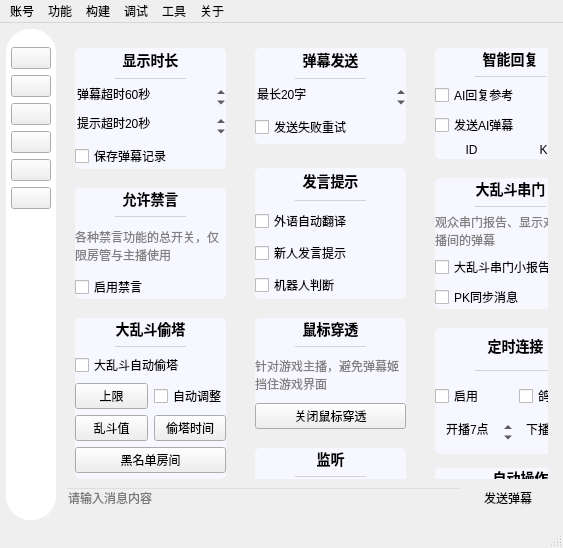
iwxyi/Bilibili-MagicalDanmaku, file mainwindow/mainwindow.ui: the form before one commit.
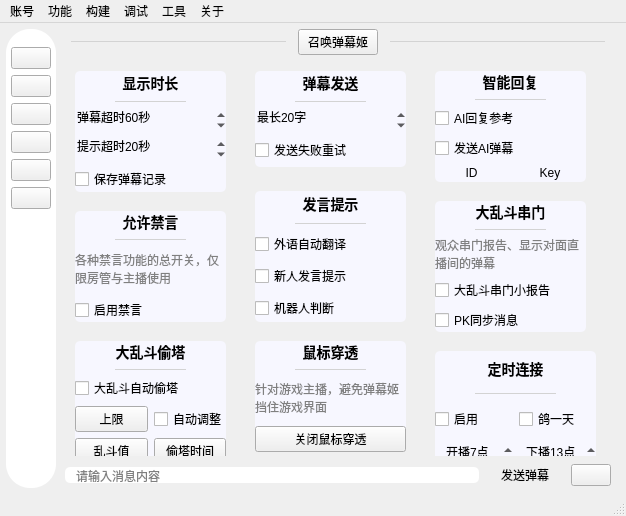
The form after the commit. The open tabs and pages were chosen to show the change. Icons and pictures are not drawn. Custom widgets are drawn as their Qt base class.

Commit message: 完善发送弹幕等界面细节

```diff
--- a/mainwindow/mainwindow.ui
+++ b/mainwindow/mainwindow.ui
@@ -6,8 +6,8 @@
    <rect>
     <x>0</x>
     <y>0</y>
-    <width>563</width>
-    <height>548</height>
+    <width>626</width>
+    <height>516</height>
    </rect>
   </property>
   <property name="windowTitle">
@@ -954,6 +954,72 @@
       </widget>
       <widget class="QWidget" name="danmakuPage">
        <layout class="QVBoxLayout" name="verticalLayout_5">
+        <property name="leftMargin">
+         <number>9</number>
+        </property>
+        <property name="topMargin">
+         <number>0</number>
+        </property>
+        <property name="rightMargin">
+         <number>9</number>
+        </property>
+        <property name="bottomMargin">
+         <number>0</number>
+        </property>
+        <item>
+         <layout class="QHBoxLayout" name="horizontalLayout_21" stretch="1,0,1">
+          <property name="topMargin">
+           <number>0</number>
+          </property>
+          <item>
+           <widget class="QWidget" name="widget" native="true">
+            <property name="minimumSize">
+             <size>
+              <width>0</width>
+              <height>1</height>
+             </size>
+            </property>
+            <property name="maximumSize">
+             <size>
+              <width>16777215</width>
+              <height>1</height>
+             </size>
+            </property>
+            <property name="styleSheet">
+             <string notr="true">background: lightgray;
+margin: 6px;</string>
+            </property>
+           </widget>
+          </item>
+          <item>
+           <widget class="WaterFloatButton" name="showLiveDanmakuWindowButton">
+            <property name="text">
+             <string>召唤弹幕姬</string>
+            </property>
+           </widget>
+          </item>
+          <item>
+           <widget class="QWidget" name="widget_2" native="true">
+            <property name="minimumSize">
+             <size>
+              <width>0</width>
+              <height>1</height>
+             </size>
+            </property>
+            <property name="maximumSize">
+             <size>
+              <width>16777215</width>
+              <height>1</height>
+             </size>
+            </property>
+            <property name="styleSheet">
+             <string notr="true">background: lightgray;
+margin: 6px;</string>
+            </property>
+           </widget>
+          </item>
+         </layout>
+        </item>
         <item>
          <widget class="WaterfallScrollArea" name="scrollArea">
           <property name="styleSheet">
@@ -971,8 +1037,8 @@
             <rect>
              <x>0</x>
              <y>0</y>
-             <width>495</width>
-             <height>446</height>
+             <width>558</width>
+             <height>400</height>
             </rect>
            </property>
            <property name="styleSheet">
@@ -2776,7 +2842,10 @@
             <property name="styleSheet">
              <string notr="true">QLineEdit
 {
-	background: transparent;
+	background: white;
+	border-radius: 5px;
+	padding-left: 9px;
+	padding-right: 9px;
 }</string>
             </property>
             <property name="placeholderText">
@@ -2794,6 +2863,17 @@
             </property>
            </widget>
           </item>
+          <item>
+           <widget class="InteractiveButtonBase" name="sendMsgMoreButton">
+            <property name="text">
+             <string/>
+            </property>
+            <property name="icon">
+             <iconset resource="../resources/resource.qrc">
+              <normaloff>:/icons/dotdotdot</normaloff>:/icons/dotdotdot</iconset>
+            </property>
+           </widget>
+          </item>
          </layout>
         </item>
        </layout>
@@ -5035,7 +5115,7 @@
     <rect>
      <x>0</x>
      <y>0</y>
-     <width>563</width>
+     <width>626</width>
      <height>21</height>
     </rect>
    </property>
```
Left out of the diff: 4 changed lines with no effect on the pictures. The commit also changes 3 other files.
